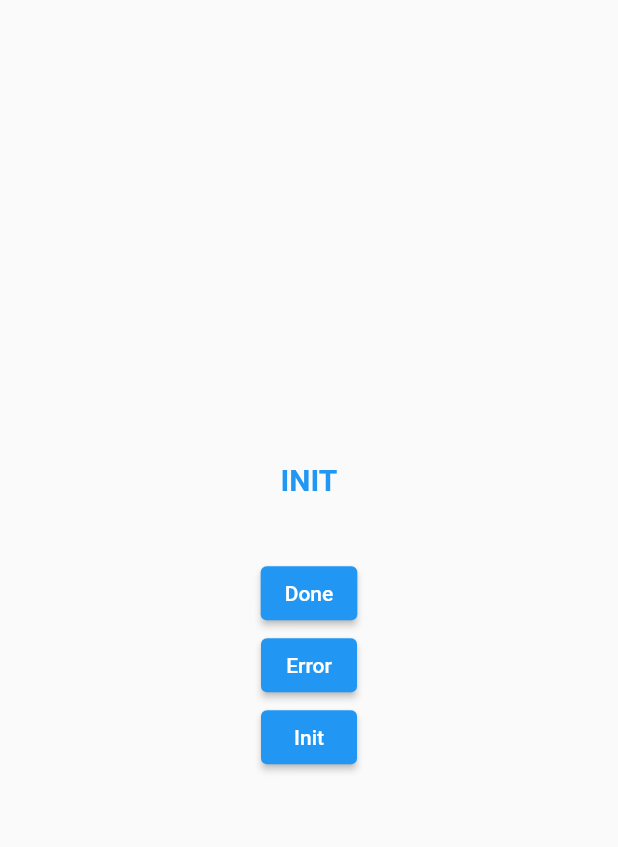
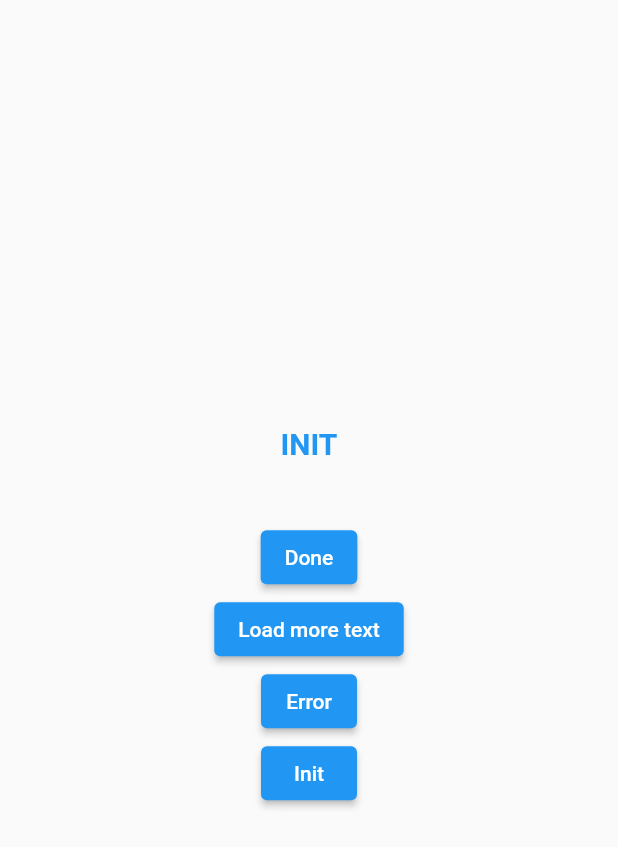
Before and after one commit to samderlust/fetching_state, a Flutter app: the screen it shows after launch, on a phone screen of 412 x 824 dp. Shown: the top 847 px of the screen. Run offline on Flutter 3.47's test engine with Material 2 defaults, Android fonts, the phone set to English and light mode, and no system bars.

Commit message:
breaking change

```diff
--- a/example/lib/main.dart
+++ b/example/lib/main.dart
@@ -14,7 +14,7 @@ class MyApp extends StatelessWidget {
   @override
   Widget build(BuildContext context) {
     return MaterialApp(
-      title: 'Fetchin State Example',
+      title: 'Fetching State Example',
       theme: ThemeData(
         primarySwatch: Colors.blue,
         textTheme: const TextTheme(
@@ -37,7 +37,7 @@ class Example extends StatefulWidget {
 }
 
 class _ExampleState extends State<Example> {
-  late FetchingState<String, String> _fetching;
+  late FetchingState<String> _fetching;
   @override
   void initState() {
     _fetching = FetchingState.init();
@@ -52,6 +52,26 @@ class _ExampleState extends State<Example> {
 
     setState(() {
       _fetching = FetchingState.done('DONE IN STATE');
+    });
+  }
+
+  Future<void> loadMoreText() async {
+    setState(() {
+      _fetching = _fetching.copyWithLoadingMore();
+    });
+
+    await Future.delayed(const Duration(milliseconds: 500));
+
+    if (_fetching.data == null) {
+      setState(() {
+        _fetching = FetchingState.error('No current data');
+      });
+      return;
+    }
+
+    setState(() {
+      _fetching =
+          _fetching.copyWhenDone(data: '${_fetching.data} - extra text');
     });
   }
 
@@ -72,7 +92,7 @@ class _ExampleState extends State<Example> {
     });
     await Future.delayed(const Duration(milliseconds: 500));
     setState(() {
-      _fetching = FetchingState.init();
+      _fetching = FetchingState.init(data: '');
     });
   }
 
@@ -92,12 +112,12 @@ class _ExampleState extends State<Example> {
                       'INIT',
                       style: TextStyle(color: Colors.blue),
                     ),
-                    onDone: (text) => Text(
-                      text!,
+                    onDone: (text, isLoadingMore) => Text(
+                      '${text ?? ''} ${isLoadingMore ? '....' : ''}',
                       style: const TextStyle(color: Colors.green),
                     ),
                     onError: (error) => Text(
-                      error!,
+                      error!.toString(),
                       style: const TextStyle(color: Colors.red),
                     ),
                     onLoading: () => const CircularProgressIndicator(),
@@ -113,6 +133,10 @@ class _ExampleState extends State<Example> {
               child: const Text('Done'),
             ),
             ElevatedButton(
+              onPressed: loadMoreText,
+              child: const Text('Load more text'),
+            ),
+            ElevatedButton(
               onPressed: getError,
               child: const Text('Error'),
             ),
--- a/lib/fetching_state.dart
+++ b/lib/fetching_state.dart
@@ -3,22 +3,22 @@ library fetching_state;
 import 'package:flutter/material.dart';
 
 /// The predefined states when fetching data
-enum FetchingStatus { init, loading, done, error }
+enum FetchingStatus { init, loading, done, error, loadingMore }
 
 /// FetchingState allow you to handle UI base on the current state of data fetching
-class FetchingState<T, E> {
+class FetchingState<T> {
   /// fetching status [FetchingStatus]
   final FetchingStatus fetchingStatus;
 
   /// data that pass to `onDone`
   ///
-  /// useage: `FetchingState.done({T? data})`
+  /// usage: `FetchingState.done({T? data})`
   final T? data;
 
   /// data that pass to `onError`
   ///
-  /// useage: `FetchingState.error({E? error})`
-  final E? error;
+  /// usage: `FetchingState.error({Object? error})`
+  final Object? error;
 
   FetchingState({
     this.data,
@@ -26,16 +26,50 @@ class FetchingState<T, E> {
     required this.fetchingStatus,
   });
 
-  FetchingState copyWith({
+  FetchingState<T> copyWith({
     required FetchingStatus fetchingStatus,
+    T? data,
+    Object? error,
   }) {
     return FetchingState(
       fetchingStatus: fetchingStatus,
+      data: data ?? this.data,
+      error: error ?? this.error,
+    );
+  }
+
+  /// create new instance of FetchingState.
+  /// set status to [FetchingStatus.loadingMore]
+  /// keep the current [data] and [error] or user can pass in those parameter.
+  /// this is helpful when you want to add more data into current [data]
+  FetchingState<T> copyWithLoadingMore({
+    T? data,
+    Object? error,
+  }) {
+    return FetchingState(
+      fetchingStatus: FetchingStatus.loadingMore,
+      data: this.data,
+      error: this.error,
+    );
+  }
+
+  /// create new instance of FetchingState.
+  /// set status to [FetchingStatus.done]
+  /// keep the current [data] and [error] or user can pass in those parameter.
+  /// this method should be use after loading more item into data
+  FetchingState<T> copyWhenDone({
+    T? data,
+    Object? error,
+  }) {
+    return FetchingState(
+      fetchingStatus: FetchingStatus.done,
+      data: data ?? this.data,
+      error: error ?? this.error,
     );
   }
 
   /// Create new FetchingState instance, default status to [FetchingStatus.init]
-  factory FetchingState.init({T? data, E? error}) => FetchingState(
+  factory FetchingState.init({T? data, Object? error}) => FetchingState(
         fetchingStatus: FetchingStatus.init,
         data: data,
         error: error,
@@ -50,7 +84,7 @@ class FetchingState<T, E> {
       FetchingState(fetchingStatus: FetchingStatus.done, data: data);
 
   /// Create new FetchingState instance, default status to [FetchingStatus.error]
-  factory FetchingState.error([E? error]) =>
+  factory FetchingState.error([Object? error]) =>
       FetchingState(fetchingStatus: FetchingStatus.error, error: error);
 
   /// Declare methods that return widgets base on [fetchingStatus]
@@ -58,8 +92,8 @@ class FetchingState<T, E> {
   /// Allow to use [orElse], skip some methods that you don't need.
   Widget whenOrElse({
     Widget Function()? onLoading,
-    Widget Function(T? data)? onDone,
-    Widget Function(E? error)? onError,
+    Widget Function(T? data, bool isLoadingMore)? onDone,
+    Widget Function(Object? error)? onError,
     Widget Function()? onInit,
     required Widget Function()? orElse,
   }) {
@@ -68,8 +102,9 @@ class FetchingState<T, E> {
         return onInit == null ? orElse!() : onInit();
       case FetchingStatus.loading:
         return onLoading == null ? orElse!() : onLoading();
+      case FetchingStatus.loadingMore:
       case FetchingStatus.done:
-        return onDone == null ? orElse!() : onDone(data);
+        return onDone == null ? orElse!() : onDone(data, isLoadingMore);
       case FetchingStatus.error:
         return onError == null ? orElse!() : onError(error);
       default:
@@ -82,9 +117,10 @@ class FetchingState<T, E> {
   /// all state methods are required
   Widget when({
     required Widget Function() onLoading,
-    required Widget Function(T? data) onDone,
-    required Widget Function(E? error) onError,
+    required Widget Function(T? data, bool isLoadingMore) onDone,
+    required Widget Function(Object? error) onError,
     required Widget Function() onInit,
+    // required Widget Function(T? data, bool isLoadMore) onLoadMore,
   }) {
     switch (fetchingStatus) {
       case FetchingStatus.init:
@@ -92,7 +128,8 @@ class FetchingState<T, E> {
       case FetchingStatus.loading:
         return onLoading();
       case FetchingStatus.done:
-        return onDone(data);
+      case FetchingStatus.loadingMore:
+        return onDone(data, isLoadingMore);
       case FetchingStatus.error:
         return onError(error);
     }
@@ -103,8 +140,8 @@ class FetchingState<T, E> {
   /// Allow to use [orElse], skip some methods that you don't need.
   R mapOrElse<R>({
     R Function()? onLoading,
-    R Function(T? data)? onDone,
-    R Function(E? error)? onError,
+    R Function(T? data, bool isLoadingMore)? onDone,
+    R Function(Object? error)? onError,
     R Function()? onInit,
     required R Function()? orElse,
   }) {
@@ -113,8 +150,9 @@ class FetchingState<T, E> {
         return onInit == null ? orElse!() : onInit();
       case FetchingStatus.loading:
         return onLoading == null ? orElse!() : onLoading();
+      case FetchingStatus.loadingMore:
       case FetchingStatus.done:
-        return onDone == null ? orElse!() : onDone(data);
+        return onDone == null ? orElse!() : onDone(data, isLoadingMore);
       case FetchingStatus.error:
         return onError == null ? orElse!() : onError(error);
       default:
@@ -128,8 +166,8 @@ class FetchingState<T, E> {
   /// return type [R] need to be the same on all methods
   R map<R>({
     required R Function() onLoading,
-    required R Function(T? data) onDone,
-    required R Function(E? error) onError,
+    required R Function(T? data, bool isLoadingMore) onDone,
+    required R Function(Object? error) onError,
     required R Function() onInit,
   }) {
     switch (fetchingStatus) {
@@ -137,8 +175,9 @@ class FetchingState<T, E> {
         return onInit();
       case FetchingStatus.loading:
         return onLoading();
+      case FetchingStatus.loadingMore:
       case FetchingStatus.done:
-        return onDone(data);
+        return onDone(data, isLoadingMore);
       case FetchingStatus.error:
         return onError(error);
     }
@@ -152,6 +191,9 @@ class FetchingState<T, E> {
 
   /// Shortcut for checking if current status is loading
   bool get isLoading => fetchingStatus == FetchingStatus.loading;
+
+  /// Shortcut for checking if current status is loading more data
+  bool get isLoadingMore => fetchingStatus == FetchingStatus.loadingMore;
 
   /// Shortcut for checking if current status is error
   bool get isError => fetchingStatus == FetchingStatus.error;
--- a/pubspec.yaml
+++ b/pubspec.yaml
@@ -1,6 +1,6 @@
 name: fetching_state
 description: A small package that helps easily to work with UI changes base on the state of fetching remote data
-version: 1.0.1
+version: 1.1.0
 homepage: https://github.com/samderlust/fetching_state
 
 environment:
```
Also changed, not shown: example/pubspec.lock, 2 other files.
